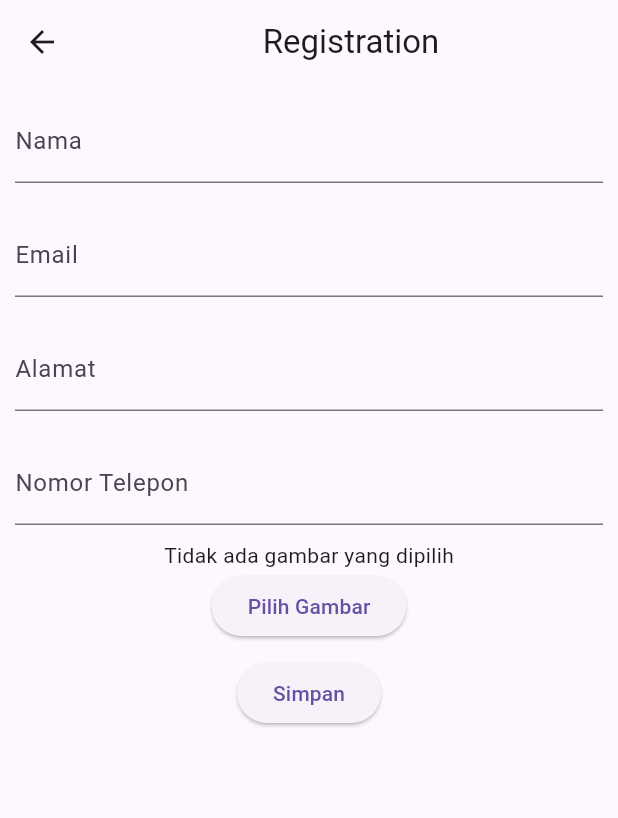
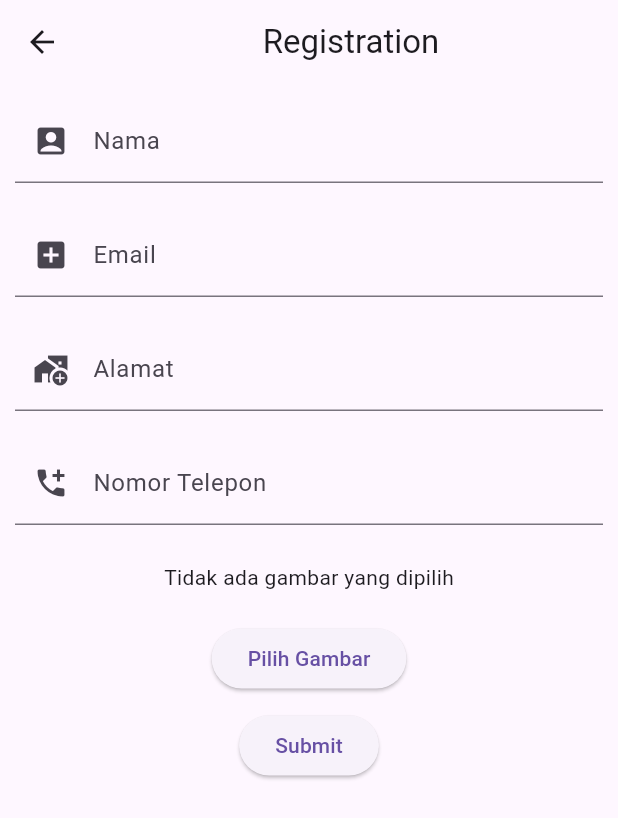
Before and after one commit to rezariswandhaaaa/Activity_API, a Flutter app: the HomeView screen opened directly, after a tap on the "add" icon, on a phone screen of 412 x 824 dp. Shown: the top 818 px of the screen. Run offline on Flutter 3.47's test engine with Material 3 defaults, Android fonts, the phone set to English and light mode, and no system bars; our stand-ins replace image_picker; network calls fail.

```diff
--- a/lib/controller/kontak_controller.dart
+++ b/lib/controller/kontak_controller.dart
@@ -5,6 +5,7 @@ import 'package:activity2/model/kontak.dart';
 import 'package:activity2/service/kontak_service.dart';
 
 class KontakController {
+
   final kontakService = KontakService();
 
   Future<Map<String, dynamic>> addPerson(Kontak person, File? file) async {
@@ -54,7 +55,7 @@ class KontakController {
       return people;
     } catch (e) {
       print(e);
-      throw Exception('Failed to get people');
+      throw Exception("Failed to get people");
     }
   }
 }
--- a/lib/screen/home_view.dart
+++ b/lib/screen/home_view.dart
@@ -2,7 +2,6 @@ import 'package:activity2/controller/kontak_controller.dart';
 import 'package:activity2/model/kontak.dart';
 import 'package:activity2/screen/register_view.dart';
 import 'package:flutter/material.dart';
-import 'package:path/path.dart';
 
 class HomeView extends StatefulWidget {
   const HomeView({super.key});
@@ -14,11 +13,6 @@ class HomeView extends StatefulWidget {
 class _HomeViewState extends State<HomeView> {
   final KontakController _controller = KontakController();
 
-  @override
-  void initState() {
-    super.initState();
-    _controller.getPeople();
-  }
 
   @override
   Widget build(BuildContext context) {
@@ -37,12 +31,12 @@ class _HomeViewState extends State<HomeView> {
             return ListView.builder(
               itemCount: snapshot.data?.length ?? 0,
               itemBuilder: (context, index) {
-                Kontak kontak = snapshot.data![index];
+                Kontak person = snapshot.data![index];
                 return ListTile(
-                  title: Text(kontak.nama),
-                  subtitle: Text(kontak.email),
+                  title: Text(person.nama),
+                  subtitle: Text(person.email),
                   leading: CircleAvatar(
-                    backgroundImage: NetworkImage(kontak.foto),
+                    backgroundImage: NetworkImage(person.foto),
                   ),
                 );
               },
--- a/lib/screen/register_view.dart
+++ b/lib/screen/register_view.dart
@@ -12,12 +12,16 @@ class RegisterView extends StatefulWidget {
 class _RegisterViewState extends State<RegisterView> {
   @override
   Widget build(BuildContext context) {
-    return Scaffold(
-      body: Column(
-        children: [
-          HeaderKontak(),
-          FormKontak()
-        ],
+    return const Scaffold(
+      body: SafeArea(
+        child: Center(
+          child: Column(
+            children: [
+              HeaderKontak(),
+              FormKontak()
+            ],
+          ),
+        ),
       ),
     );
   }
--- a/lib/widget/form/form_kontak.dart
+++ b/lib/widget/form/form_kontak.dart
@@ -2,6 +2,7 @@ import 'dart:io';
 
 import 'package:activity2/controller/kontak_controller.dart';
 import 'package:activity2/model/kontak.dart';
+import 'package:activity2/screen/home_view.dart';
 import 'package:flutter/material.dart';
 import 'package:image_picker/image_picker.dart';
 
@@ -13,11 +14,11 @@ class FormKontak extends StatefulWidget {
 }
 
 class _FormKontakState extends State<FormKontak> {
-  final _formKey = GlobalKey<FormState>();
   final _namaController = TextEditingController();
   final _emailController = TextEditingController();
   final _alamatController = TextEditingController();
   final _noTeleponController = TextEditingController();
+  final _formKey = GlobalKey<FormState>();
 
   File? _image;
   final _imagePicker = ImagePicker();
@@ -26,13 +27,15 @@ class _FormKontakState extends State<FormKontak> {
     final XFile? pickedFile =
         await _imagePicker.pickImage(source: ImageSource.gallery);
 
-    setState(() {
+    setState(
+      () {
         if (pickedFile != null) {
           _image = File(pickedFile.path);
         } else {
           print("No image selected");
         }
-    });
+      },
+    );
   }
 
   @override
@@ -41,50 +44,81 @@ class _FormKontakState extends State<FormKontak> {
         key: _formKey,
         child: SingleChildScrollView(
           child: Column(
-            children: [
+            children: <Widget>[
               Container(
-                margin: EdgeInsets.all(10),
+                margin: const EdgeInsets.all(10),
                 child: TextFormField(
+                  keyboardType: TextInputType.name,
                   controller: _namaController,
                   decoration: const InputDecoration(
                     labelText: "Nama",
                     hintText: "Masukkan Nama",
+                    prefixIcon: Icon(Icons.account_box),
                   ),
+                  validator: (value) {
+                    if (value!.isEmpty) {
+                      return 'Please enter some Name';
+                    }
+                    return null;
+                  },
                 ),
               ),
               Container(
                 margin: const EdgeInsets.all(10),
                 child: TextFormField(
+                  keyboardType: TextInputType.emailAddress,
                   controller: _emailController,
                   decoration: const InputDecoration(
                       labelText: "Email",
                       hintText: "Masukkan Email",
-                  ),
+                      prefixIcon: Icon(Icons.add_box)),
+                  validator: (value) {
+                    if (value!.isEmpty) {
+                      return 'Please enter some Email';
+                    }
+                    return null;
+                  },
                 ),
               ),
               Container(
                 margin: const EdgeInsets.all(10),
                 child: TextFormField(
+                  keyboardType: TextInputType.text,
                   controller: _alamatController,
                   decoration: const InputDecoration(
                       labelText: "Alamat",
                       hintText: "Masukkan Alamat",
-                  ),
+                      prefixIcon: Icon(Icons.add_home_work)),
+                  validator: (value) {
+                    if (value!.isEmpty) {
+                      return 'Please enter some Address';
+                    }
+                    return null;
+                  },
                 ),
               ),
               Container(
                 margin: const EdgeInsets.all(10),
                 child: TextFormField(
+                  keyboardType: TextInputType.phone,
                   controller: _noTeleponController,
                   decoration: const InputDecoration(
                       labelText: "Nomor Telepon",
                       hintText: "Masukkan Nomor Telepon",
+                      prefixIcon: Icon(Icons.add_call)),
+                  validator: (value) {
+                    if (value!.isEmpty) {
+                      return 'Please enter some Number';
+                    }
+                    return null;
+                  },
                 ),
               ),
-              ),
+              const SizedBox(height: 15,),
               _image == null
                   ? const Text("Tidak ada gambar yang dipilih")
                   : Image.file(_image!),
+              const SizedBox(height: 20),
               ElevatedButton(
                 onPressed: getImage,
                 child: const Text("Pilih Gambar"),
@@ -94,6 +128,7 @@ class _FormKontakState extends State<FormKontak> {
                 child: ElevatedButton(
                     onPressed: () async {
                       if (_formKey.currentState!.validate()) {
+                        _formKey.currentState!.save();
                         var result = await KontakController().addPerson(
                           Kontak(
                               nama: _namaController.text,
@@ -110,9 +145,15 @@ class _FormKontakState extends State<FormKontak> {
                             ),
                           ),
                         );
+                        Navigator.pushAndRemoveUntil(
+                          context,
+                          MaterialPageRoute(
+                              builder: (context) => const HomeView()),
+                          (route) => false,
+                        );
                       }
                     },
-                    child: Text("Simpan")),
+                    child: const Text("Submit")),
               )
             ],
           ),
--- a/pubspec.yaml
+++ b/pubspec.yaml
@@ -38,6 +38,11 @@ dependencies:
   image_picker: ^1.0.7
   path: ^1.9.0
   convert:
+  geolocator:
+  geocoding:
+  google_maps_flutter:
+  permission_handler:
+
 
 
 dev_dependencies:
```
Also changed, not shown: lib/main.dart (+3 -4 lines), pubspec.lock, 3 other files. Lines whose indentation alone changed are shown as unchanged.
